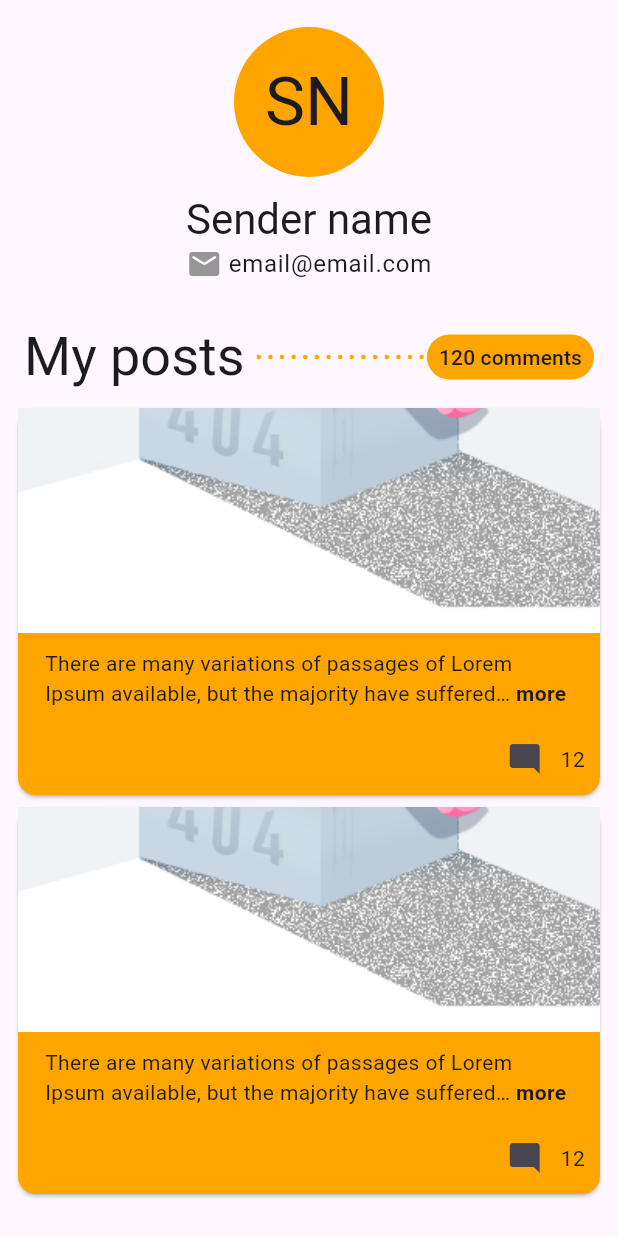
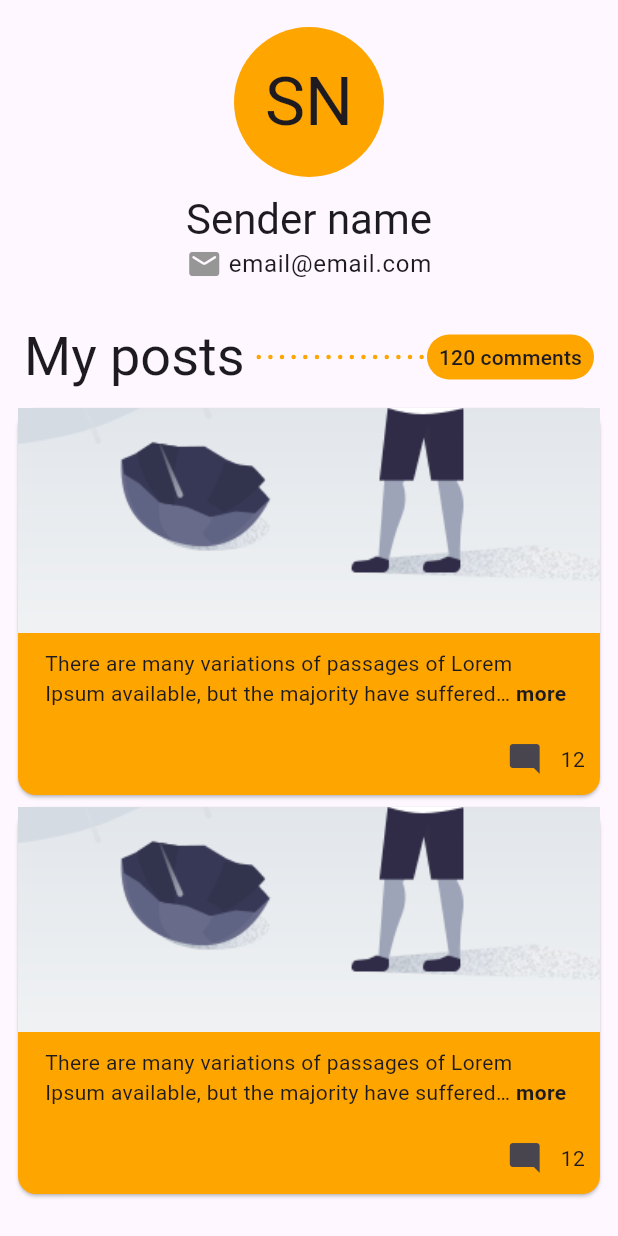
Before and after one commit to maniangdoz/exo_post, a Flutter app: the ProfilScreen screen opened directly, on a phone screen of 412 x 824 dp. Run offline on Flutter 3.47's test engine with Material 2 defaults, Android fonts, the phone set to English and light mode, and no system bars; drawn by our look-alikes of readmore; our stand-ins replace bloc, equatable, flutter_animate, flutter_bloc, get_it, go_router and 3 more; accounts and stored records are empty.

Commit message:
remove zoom

```diff
--- a/lib/common/utils/app_utils.dart
+++ b/lib/common/utils/app_utils.dart
@@ -1,6 +1,5 @@
 //method or validator
 import 'package:exo_post/common/styles/colors.dart';
-import 'package:exo_post/common/styles/sizes.dart';
 import 'package:flutter/material.dart';
 
 class AppUtils {
--- a/lib/features/post/presentation/widgets/post_card.dart
+++ b/lib/features/post/presentation/widgets/post_card.dart
@@ -12,56 +12,22 @@ class PostCard extends StatefulWidget {
   State<PostCard> createState() => _PostCardState();
 }
 
-class _PostCardState extends State<PostCard>
-    with SingleTickerProviderStateMixin {
-  late AnimationController _controller;
-  late Animation<double> _animation;
-
-  bool _isZoomed = false;
-
-  @override
-  void initState() {
-    super.initState();
-    _controller = AnimationController(
-      vsync: this,
-      duration: const Duration(milliseconds: 50),
-    );
-    _animation = Tween<double>(begin: 1.0, end: 1.5).animate(_controller);
-  }
-
-  @override
-  void dispose() {
-    _controller.dispose();
-    super.dispose();
-  }
-
+class _PostCardState extends State<PostCard> {
   @override
   Widget build(BuildContext context) {
-    return GestureDetector(
-      onTap: _onBackgroundTap,
-      child: Card(
-        color: AppUtils.isDarkMode(context)
-            ? Colors.black
-            : AppColors.primaryColor,
+    return Card(
+      color:
+          AppUtils.isDarkMode(context) ? Colors.black : AppColors.primaryColor,
       child: SizedBox(
         child: Column(
           crossAxisAlignment: CrossAxisAlignment.start,
           children: [
             widget.type == 'post' ? _buildPostCard() : Container(),
-              GestureDetector(
-                onTap: _onContainerTap,
-                child: Center(
-                  child: ScaleTransition(
-                      scale: _animation,
-                      child: Image.asset(
-                        'assets/images/something_wrong.png',
+            Image.asset(
+              'assets/images/connection_failed.png',
+              width: double.infinity,
+              height: 150,
               fit: BoxFit.cover,
-                        height: _isZoomed
-                            ? MediaQuery.of(context).size.height * 0.6
-                            : 150,
-                        width: double.infinity,
-                      )),
-                ),
             ),
             const Padding(
               padding:
@@ -98,19 +64,7 @@ class _PostCardState extends State<PostCard>
           ],
         ),
       ),
-      ),
     );
-  }
-
-  void _onContainerTap() {
-    setState(() {
-      _isZoomed = !_isZoomed;
-      if (_isZoomed) {
-        _controller.forward();
-      } else {
-        _controller.reverse();
-      }
-    });
   }
 
   Widget _buildPostCard() {
@@ -133,13 +87,4 @@ class _PostCardState extends State<PostCard>
       ),
     );
   }
-
-  void _onBackgroundTap() {
-    if (_isZoomed) {
-      setState(() {
-        _isZoomed = false;
-        _controller.reverse();
-      });
 }
-  }
-}
```
Also changed, not shown: pubspec.lock. Lines whose indentation alone changed are shown as unchanged.
